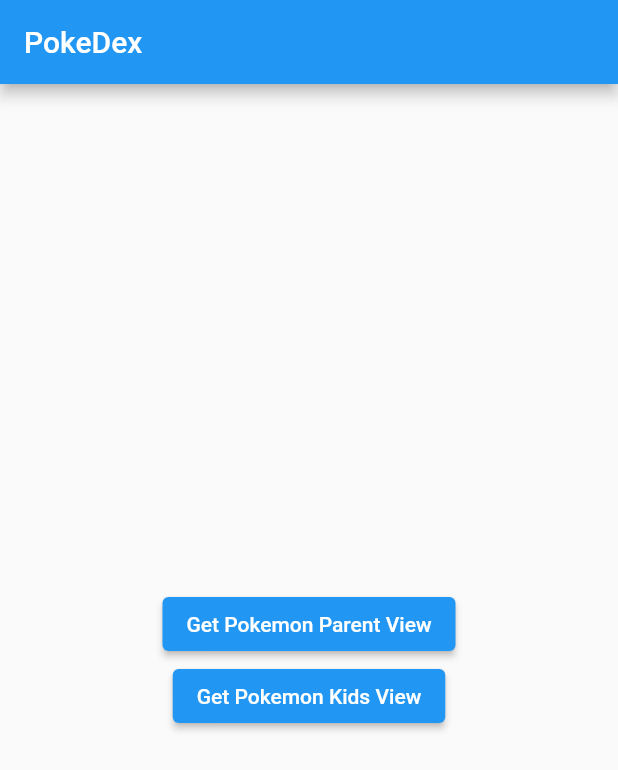
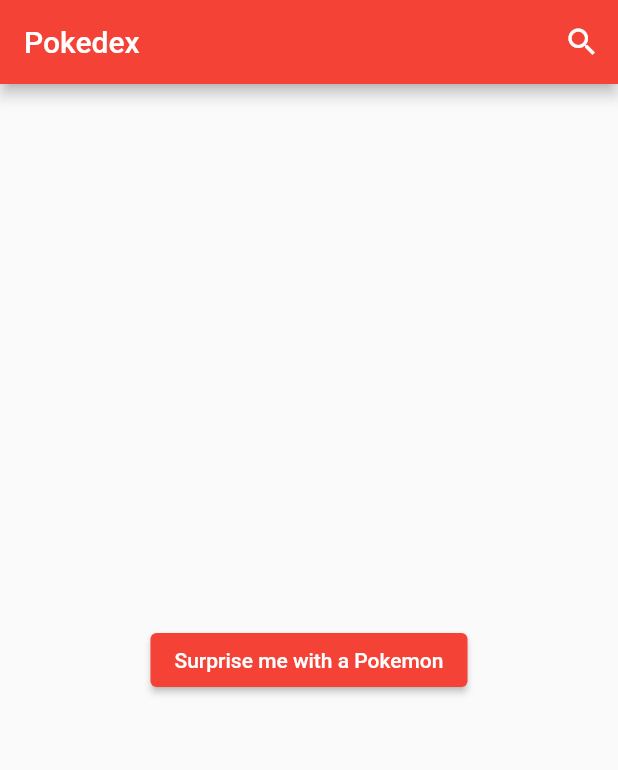
Before and after one commit to danielamaric/pokedex, a Flutter app: the screen it shows after launch, on a phone screen of 412 x 824 dp. Shown: the top 770 px of the screen. Run offline on Flutter 3.47's test engine with Material 2 defaults, Android fonts, the phone set to English and light mode, and no system bars.

Commit message:
added search icon in appbar

```diff
--- a/lib/api_helpers.dart
+++ b/lib/api_helpers.dart
@@ -1,6 +1,3 @@
-
 String getPokemonImageUrl({required int id}) {
-
-return 'https://raw.githubusercontent.com/PokeAPI/sprites/master/sprites/pokemon/other/official-artwork/$id.png';
-
+  return 'https://raw.githubusercontent.com/PokeAPI/sprites/master/sprites/pokemon/other/official-artwork/$id.png';
 }
--- a/lib/classes/pokemon.dart
+++ b/lib/classes/pokemon.dart
@@ -2,13 +2,9 @@
   final String name;
   final String flavorText;
 
-  //final String pokeImg;
-
   const Pokemon({
     required this.name,
     required this.flavorText,
-
-    //required this.pokeImg,
   });
 
   factory Pokemon.fromJson(Map<String, dynamic> json) {
--- a/lib/main.dart
+++ b/lib/main.dart
@@ -1,21 +1,20 @@
 import 'package:flutter/material.dart';
-import 'package:mini_pokedex/main_menu_route.dart';
+import 'package:mini_pokedex/main_menu_screen/main_menu_screen.dart';
 
 void main() => runApp(const MyApp());
 
 class MyApp extends StatelessWidget {
   const MyApp({super.key});
 
-  // This widget is the root of your application.
   @override
   Widget build(BuildContext context) {
     return MaterialApp(
-      home: Scaffold(
-        appBar: AppBar(
-          title: const Text('PokeDex'),
-        ),
-        body: const MainMenuRoute(),
+      debugShowCheckedModeBanner: false,
+      title: 'Flutter Demo',
+      theme: ThemeData(
+        primarySwatch: Colors.blue,
       ),
+      home: const MainMenuRoute(),
     );
   }
 }
--- a/lib/main_menu_route.dart
+++ /dev/null
@@ -1,36 +0,0 @@
-import 'package:flutter/material.dart';
-import 'package:mini_pokedex/parent_route.dart';
-import 'package:mini_pokedex/poke_route.dart';
-
-class MainMenuRoute extends StatelessWidget {
-  const MainMenuRoute({super.key});
-
-  @override
-  Widget build(BuildContext context) {
-    return Center(
-      child: Column(
-        mainAxisAlignment: MainAxisAlignment.center,
-        children: [
-          ElevatedButton(
-            child: const Text('Get Pokemon Parent View'),
-            onPressed: () {
-              Navigator.push(
-                context,
-                MaterialPageRoute(builder: (context) => const ParentRoute()),
-              );
-            },
-          ),
-          ElevatedButton(
-            child: const Text('Get Pokemon Kids View'),
-            onPressed: () {
-              Navigator.push(
-                context,
-                MaterialPageRoute(builder: (context) => const PokeRoute()),
-              );
-            },
-          ),
-        ],
-      ),
-    );
-  }
-}
--- /dev/null
+++ b/lib/main_menu_screen/custom_search_delegate.dart
@@ -0,0 +1,84 @@
+import 'package:flutter/material.dart';
+
+class CustomSearchDelegate extends SearchDelegate {
+// Demo list to show querying
+List<String> searchTerms = [
+	"Apple",
+	"Banana",
+	"Mango",
+	"Pear",
+	"Watermelons",
+	"Blueberries",
+	"Pineapples",
+	"Strawberries"
+];
+
+// first overwrite to
+// clear the search text
+@override
+List<Widget>? buildActions(BuildContext context) {
+	return [
+	IconButton(
+		onPressed: () {
+		query = '';
+		},
+		icon: Icon(Icons.clear),
+	),
+	];
+}
+
+// second overwrite to pop out of search menu
+@override
+Widget? buildLeading(BuildContext context) {
+	return IconButton(
+	onPressed: () {
+		close(context, null);
+	},
+	icon: Icon(Icons.arrow_back),
+	);
+}
+
+// third overwrite to show query result
+@override
+Widget buildResults(BuildContext context) {
+	List<String> matchQuery = [];
+	for (var fruit in searchTerms) {
+	if (fruit.toLowerCase().contains(query.toLowerCase())) {
+		matchQuery.add(fruit);
+	}
+	}
+	return ListView.builder(
+	itemCount: matchQuery.length,
+	itemBuilder: (context, index) {
+		var result = matchQuery[index];
+		return ListTile(
+      onTap: () {
+        print('tapped');
+      },
+		title: Text(result),
+		);
+	},
+	);
+}
+
+// last overwrite to show the
+// querying process at the runtime
+@override
+Widget buildSuggestions(BuildContext context) {
+	List<String> matchQuery = [];
+	for (var fruit in searchTerms) {
+	if (fruit.toLowerCase().contains(query.toLowerCase())) {
+		matchQuery.add(fruit);
+	}
+	}
+	return ListView.builder(
+	itemCount: matchQuery.length,
+	itemBuilder: (context, index) {
+		var result = matchQuery[index];
+		return ListTile(
+		title: Text(result),
+		);
+	},
+	);
+}
+}
--- /dev/null
+++ b/lib/main_menu_screen/main_menu_screen.dart
@@ -0,0 +1,38 @@
+import 'package:flutter/material.dart';
+import 'package:mini_pokedex/main_menu_screen/custom_search_delegate.dart';
+import 'package:mini_pokedex/main_menu_screen/random_pokemon_button.dart';
+import 'package:mini_pokedex/pokemon_info_screen/pokemon_info_screen.dart';
+
+class MainMenuRoute extends StatelessWidget {
+  const MainMenuRoute({super.key});
+
+  @override
+  Widget build(BuildContext context) {
+    return Scaffold(
+      appBar: AppBar(
+        title: const Text('Pokedex'),
+        backgroundColor: Colors.red,
+        actions: [
+          IconButton(
+            onPressed: () {
+              showSearch(
+                context: context,
+                // delegate to customize the search bar
+                delegate: CustomSearchDelegate(),
+              );
+            },
+            icon: const Icon(Icons.search),
+          )
+        ],
+      ),
+      body: Center(
+        child: Column(
+          mainAxisAlignment: MainAxisAlignment.center,
+          children: const [
+            RandomPokemonButton(),
+          ],
+        ),
+      ),
+    );
+  }
+}
--- /dev/null
+++ b/lib/main_menu_screen/random_pokemon_button.dart
@@ -0,0 +1,24 @@
+import 'package:flutter/material.dart';
+import 'package:mini_pokedex/pokemon_info_screen/pokemon_info_screen.dart';
+
+class RandomPokemonButton extends StatelessWidget {
+  const RandomPokemonButton({super.key});
+
+  @override
+  Widget build(BuildContext context) {
+    return ElevatedButton(
+      style: ButtonStyle(
+        backgroundColor: MaterialStateProperty.all(Colors.red),
+      ),
+      child: const Text('Surprise me with a Pokemon'),
+      onPressed: () {
+        Navigator.push(
+          context,
+          MaterialPageRoute(
+            builder: (context) => const PokemonInfoScreen(),
+          ),
+        );
+      },
+    );
+  }
+}
```
Also changed, not shown: lib/parent_route.dart (deleted, +0 -17 lines), lib/poke_route.dart (deleted, +0 -17 lines), lib/pokemon_info_screen/pokemon_info_screen.dart (added, +18 -0 lines), lib/pokemon_info_screen/pokemon_info.dart (renamed from lib/pokemon_info.dart), 1 other file.
